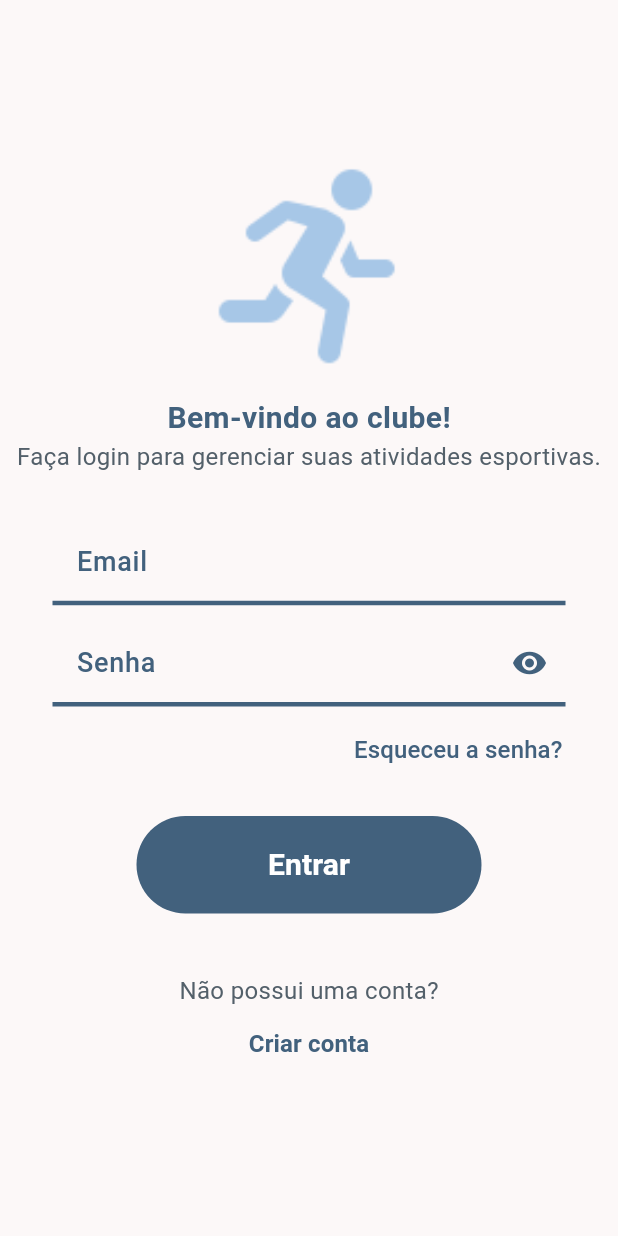
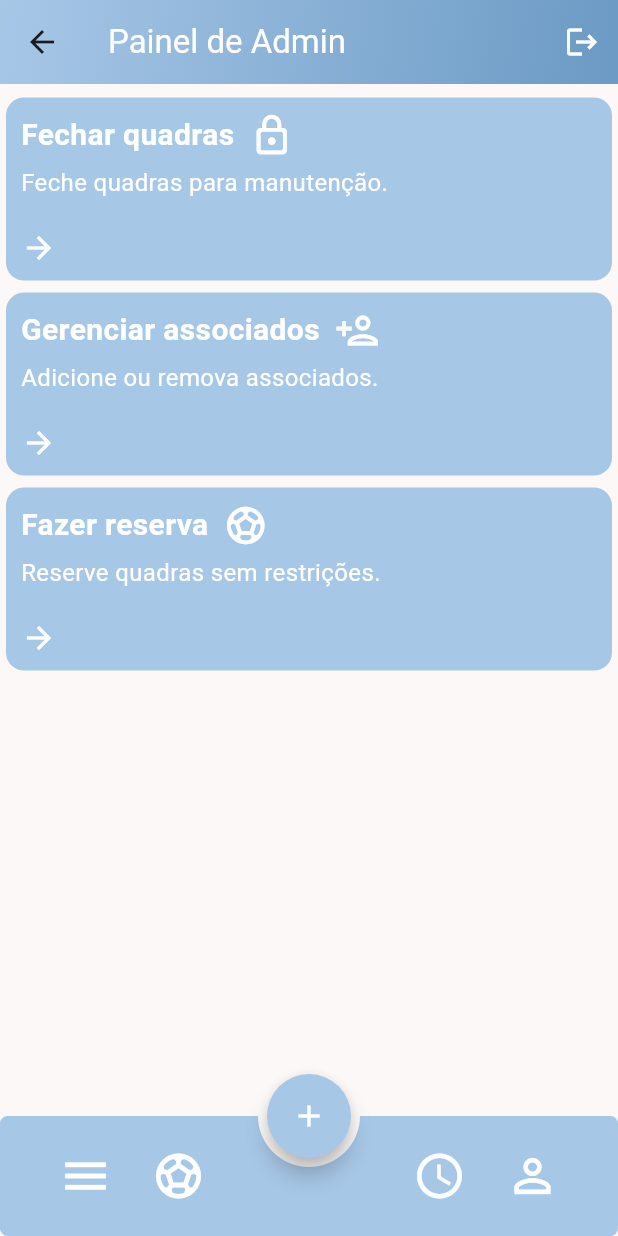
Before and after one commit to Danielsalesds/Sistema-de-Reservas-de-Quadra-Esportivas, a Flutter app: the screen it shows after launch, after a tap on "Entrar", on a phone screen of 412 x 824 dp. Run offline on Flutter 3.47's test engine with Material 3 defaults, Android fonts, the phone set to English and light mode, and no system bars; our stand-ins replace google_fonts.

Commit message:
Home admin

```diff
--- a/lib/main.dart
+++ b/lib/main.dart
@@ -12,6 +12,7 @@ class MyApp extends StatelessWidget {
   @override
   Widget build(BuildContext context) {
     return MaterialApp(
+      debugShowCheckedModeBanner: false,
       title: 'Clube',
       theme: MaterialTheme(TextTheme()).light(),
       home: LoginPage(),
--- /dev/null
+++ b/lib/ui/pages/HomeAdmin.dart
@@ -0,0 +1,113 @@
+import 'package:clube/ui/widgets/CardAdmin.dart';
+import 'package:flutter/cupertino.dart';
+import 'package:flutter/material.dart';
+
+class HomeAdmin extends StatefulWidget{
+  @override
+  State<StatefulWidget> createState() => HomeAdminState();
+
+}
+class HomeAdminState extends State<HomeAdmin>{
+  @override
+  Widget build(BuildContext context) {
+    return Scaffold(
+      appBar: AppBar(
+        title: Text('Painel de Admin', style: TextStyle(color: Theme.of(context).colorScheme.onPrimary,),),
+        flexibleSpace: Container(
+          decoration: const BoxDecoration(
+              gradient: LinearGradient(
+                colors: [Color(0xFFA7C7E7),Color(0xFF6B9AC4)],
+                stops: [0, 1],
+                begin: Alignment.topLeft,
+                end: Alignment.bottomRight,
+              )
+          ),
+        ),
+        actions: [
+          IconButton(
+              onPressed:(){ Navigator.pop(context); },
+              icon: const Icon(Icons.logout),
+              color: Theme.of(context).colorScheme.onPrimary)
+        ],
+      ),
+      bottomNavigationBar: BottomAppBar(
+        color: Theme.of(context).colorScheme.primaryContainer,
+        notchMargin: 6.0,
+        shape: const AutomaticNotchedShape(
+          RoundedRectangleBorder(
+            borderRadius: BorderRadius.all(Radius.circular(5)),
+          ),
+          StadiumBorder(),
+        ),
+        child: IconTheme(
+          data: const IconThemeData(color: Colors.white, size: 36),
+          child: Padding(
+            padding: const EdgeInsets.symmetric(horizontal: 15),
+            child: Row(
+              mainAxisAlignment: MainAxisAlignment.spaceBetween,
+              children: [
+                Row(
+                  children: [
+                    IconButton(
+                        onPressed: () {
+                          debugPrint("Menu Pressed");
+                        },
+                        icon: const Icon(Icons.menu)),
+                    const SizedBox(
+                      width: 10,
+                    ),
+                    IconButton(
+                        onPressed: () {
+                          debugPrint("Gerenciar quadras");
+                        },
+                        icon: const Icon(Icons.sports_soccer_outlined)),
+                  ],
+                ),
+                Row(
+                  children: [
+                    IconButton(
+                        onPressed: () {
+                          debugPrint("History Pressed");
+                        },
+                        icon: const Icon(Icons.schedule_outlined)),
+                    const SizedBox(
+                      width: 10,
+                    ),
+                    IconButton(
+                        onPressed: () {
+                          debugPrint("Profile Pressed");
+                        },
+                        icon: const Icon(Icons.person_outline,)),
+                  ],
+                )
+              ],
+            ),
+          ),
+        ),
+      ),
+      floatingActionButton: FloatingActionButton(
+        onPressed: () {
+          debugPrint("Floating Action Button Pressed");
+        },
+        elevation: 6,
+        backgroundColor: Theme.of(context).colorScheme.primaryContainer,
+        shape: ShapeBorder.lerp(
+          const CircleBorder(),
+          const StadiumBorder(),
+          0.5,
+        ),
+        child: const Icon(Icons.add, color: Colors.white,),
+      ),
+      floatingActionButtonLocation: FloatingActionButtonLocation.centerDocked,
+      body: const Column(
+        children: [
+          const SizedBox(height: 5,),
+          CardAdmin(titulo: "Fechar quadras", text1: "Feche quadras para manutenção.", icon: Icons.lock_outline_rounded),
+          CardAdmin(titulo: "Gerenciar associados", text1: "Adicione ou remova associados.", icon: Icons.person_add_outlined),
+          CardAdmin(titulo: "Fazer reserva", text1: "Reserve quadras sem restrições.", icon: Icons.sports_soccer_outlined),
+        ],
+      ),
+    );
+  }
+
+}
--- a/lib/ui/pages/LoginPage.dart
+++ b/lib/ui/pages/LoginPage.dart
@@ -1,3 +1,4 @@
+import 'package:clube/ui/pages/HomeAdmin.dart';
 import 'package:clube/ui/widgets/CustomButton.dart';
 import 'package:clube/ui/widgets/CustomPasswordFormField.dart';
 import 'package:clube/ui/widgets/CustomTextFormField.dart';
@@ -39,12 +40,6 @@ class LoginPageState extends State<LoginPage>{
               fontSize: 20
             ),
           ),
-          Text("Faça login para gerenciar suas atividades esportivas.",
-            style: TextStyle(
-              color: Theme.of(context).colorScheme.tertiary,
-              fontSize: 16,
-            ),
-          ),
           const SizedBox(height: 30,),
           const Row(
             children: [
@@ -67,7 +62,9 @@ class LoginPageState extends State<LoginPage>{
             ),
           ),
           const SizedBox(height: 10,),
-          CustomButton(height: 85, width: 250, text: "Entrar", onclick: notNull,),
+          CustomButton(height: 85, width: 250, text: "Entrar", onclick: (){
+            Navigator.push(context, MaterialPageRoute(builder:(context)=> HomeAdmin()));
+          },),
           const SizedBox(height: 30,),
           Text("Não possui uma conta?",
             style: TextStyle(
--- a/lib/ui/pages/RegisterPage.dart
+++ b/lib/ui/pages/RegisterPage.dart
@@ -4,6 +4,7 @@ import 'package:flutter/material.dart';
 import '../widgets/CustomButton.dart';
 import '../widgets/CustomPasswordFormField.dart';
 import '../widgets/CustomTextFormField.dart';
+import 'LoginPage.dart';
 
 class RegisterPage extends StatefulWidget{
   @override
@@ -14,6 +15,7 @@ class RegisterPageState extends State<RegisterPage>{
   void notNull(){
     print("NotNull!");
   }
+  String? _selecionado = 'admin';
   @override
   Widget build(BuildContext context) {
     return Scaffold(
@@ -22,7 +24,7 @@ class RegisterPageState extends State<RegisterPage>{
           SingleChildScrollView(
             child: Column( mainAxisAlignment: MainAxisAlignment.center,
               children: [
-                const SizedBox(height: 50,),
+                const SizedBox(height: 30,),
                 Row(
                     mainAxisAlignment: MainAxisAlignment.center,
                     children: [
@@ -34,17 +36,11 @@ class RegisterPageState extends State<RegisterPage>{
                     ]
                 ),
                 const SizedBox(height: 10,),
-                Text("Faça parte do time!",
+                Text("Criar novo usuário",
                   style: TextStyle(
                       color: Theme.of(context).colorScheme.primary,
                       fontWeight: FontWeight.bold,
                       fontSize: 20
-                  ),
-                ),
-                Text("Cadastre-se para participar do clube.",
-                  style: TextStyle(
-                    color: Theme.of(context).colorScheme.tertiary,
-                    fontSize: 16,
                   ),
                 ),
                 const SizedBox(height: 20,),
@@ -77,6 +73,34 @@ class RegisterPageState extends State<RegisterPage>{
                     Expanded(child: CustomPasswordFormField(labelText: "Confirmar senha"),),
                   ],
                 ),
+                const SizedBox(height: 10,),
+                Row( mainAxisAlignment: MainAxisAlignment.center,
+                  children: [
+                    Radio<String>(value:  'admin', groupValue: _selecionado, onChanged:(value){
+                      setState(() {
+                        _selecionado = value!;
+                      });
+                    }),
+                    Text("Admin",
+                      style: TextStyle(
+                        fontSize: 16,
+                        color: Theme.of(context).colorScheme.tertiary,
+                      ),
+                    ),
+                    const SizedBox(width: 50,),
+                    Radio<String>(value: 'associado', groupValue: _selecionado, onChanged:(value){
+                      setState(() {
+                        _selecionado = value!;
+                      });
+                    }),
+                    Text("Associado",
+                      style: TextStyle(
+                        fontSize: 16,
+                        color: Theme.of(context).colorScheme.tertiary,
+                      ),
+                    ),
+                  ],
+                ),
                 const SizedBox(height: 30,),
                 CustomButton(height: 85, width: 250, text: "Criar conta", onclick: notNull,),
                 const SizedBox(height: 20,),
@@ -90,7 +114,7 @@ class RegisterPageState extends State<RegisterPage>{
                   child:TextButton(
                     onPressed: (){
                       Navigator.push(context,
-                          MaterialPageRoute(builder: (context)=> RegisterPage()));
+                          MaterialPageRoute(builder: (context)=> LoginPage()));
                     },
                     child: Text("Login",
                       style: TextStyle(
--- /dev/null
+++ b/lib/ui/widgets/CardAdmin.dart
@@ -0,0 +1,59 @@
+import 'package:flutter/cupertino.dart';
+import 'package:flutter/material.dart';
+
+class CardAdmin extends StatefulWidget{
+  final String titulo;
+  final String text1;
+  final IconData icon;
+  @override
+  State<StatefulWidget> createState() => CardAdminState();
+  const CardAdmin({super.key, required this.titulo, required this.text1, required this.icon});
+}
+class CardAdminState extends State<CardAdmin>{
+  @override
+  Widget build(BuildContext context) {
+    return GestureDetector(
+      onTap: null,
+      child: Card.filled(
+        color: Theme.of(context).colorScheme.primaryContainer,
+        child: Row(
+          children: [
+            Padding(padding: EdgeInsets.only(left: 10, top: 10,bottom: 10, right: 10),
+              child:
+                  Column( crossAxisAlignment: CrossAxisAlignment.start,
+                    children: [
+                      Row(
+                        children: [
+                          Text(widget.titulo,
+                            style: TextStyle(
+                              fontWeight: FontWeight.bold,
+                              fontSize: 20,
+                              color: Theme.of(context).colorScheme.onPrimary,
+                            ),
+                          ),
+                          const SizedBox(width: 10,),
+                          Icon(widget.icon, color: Colors.white, size: 30,)
+                        ],
+                      ),
+                      const SizedBox(height: 5,),
+                      Row(
+                        children: [
+                          Text(widget.text1,
+                            style: TextStyle(
+                              fontSize: 16,
+                              color: Theme.of(context).colorScheme.onPrimary,
+                            ),
+                          ),
+                        ],
+                      ),
+                      const SizedBox(height: 20,),
+                      const Icon(Icons.arrow_forward, color: Colors.white,),
+                    ]
+                  )
+            ),
+          ],
+        ),
+      ),
+    );
+  }
+}
```
